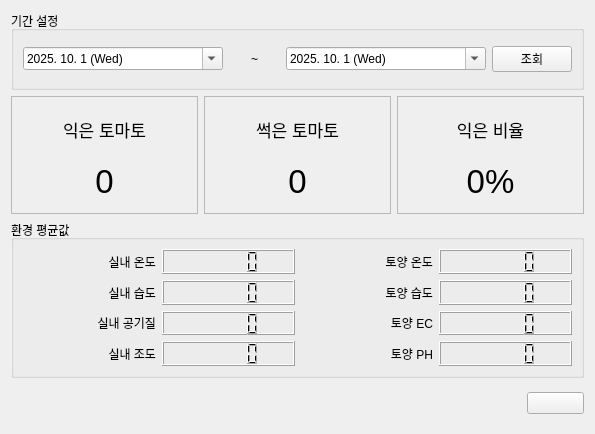
Qt form Source/4.UI/project1/tab4_tomato.ui (KINGMINWOO/INTEL_AI_SW_LAST_PROJECT) before a commit.
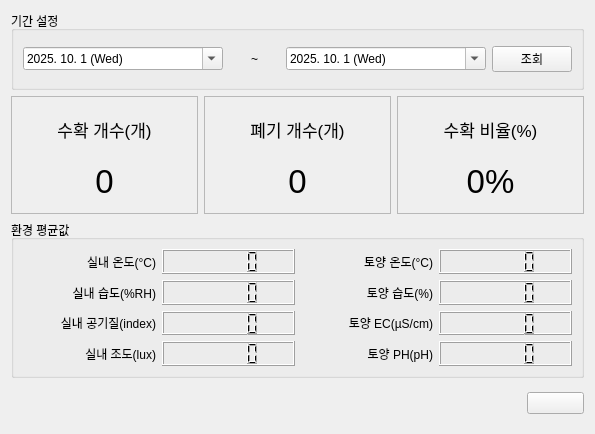
The same form after that commit. Icons and pictures are not drawn.

Patch:
```diff
--- a/Source/4.UI/project1/tab4_tomato.ui
+++ b/Source/4.UI/project1/tab4_tomato.ui
@@ -101,7 +101,7 @@
            </font>
           </property>
           <property name="text">
-           <string>익은 토마토</string>
+           <string>수확 개수(개)</string>
           </property>
           <property name="alignment">
            <set>Qt::AlignCenter</set>
@@ -147,7 +147,7 @@
            </font>
           </property>
           <property name="text">
-           <string>썩은 토마토</string>
+           <string>폐기 개수(개)</string>
           </property>
           <property name="alignment">
            <set>Qt::AlignCenter</set>
@@ -193,7 +193,7 @@
            </font>
           </property>
           <property name="text">
-           <string>익은 비율</string>
+           <string>수확 비율(%)</string>
           </property>
           <property name="alignment">
            <set>Qt::AlignCenter</set>
@@ -231,7 +231,7 @@
       <item row="0" column="0">
        <widget class="QLabel" name="label_8">
         <property name="text">
-         <string>실내 온도</string>
+         <string>실내 온도(°C)</string>
         </property>
         <property name="alignment">
          <set>Qt::AlignRight|Qt::AlignTrailing|Qt::AlignVCenter</set>
@@ -244,7 +244,7 @@
       <item row="0" column="2">
        <widget class="QLabel" name="label_9">
         <property name="text">
-         <string>토양 온도</string>
+         <string>토양 온도(°C)</string>
         </property>
         <property name="alignment">
          <set>Qt::AlignRight|Qt::AlignTrailing|Qt::AlignVCenter</set>
@@ -254,7 +254,7 @@
       <item row="1" column="0">
        <widget class="QLabel" name="label_11">
         <property name="text">
-         <string>실내 습도</string>
+         <string>실내 습도(%RH)</string>
         </property>
         <property name="alignment">
          <set>Qt::AlignRight|Qt::AlignTrailing|Qt::AlignVCenter</set>
@@ -264,7 +264,7 @@
       <item row="2" column="0">
        <widget class="QLabel" name="label_13">
         <property name="text">
-         <string>실내 공기질</string>
+         <string>실내 공기질(index)</string>
         </property>
         <property name="alignment">
          <set>Qt::AlignRight|Qt::AlignTrailing|Qt::AlignVCenter</set>
@@ -289,7 +289,7 @@
       <item row="1" column="2">
        <widget class="QLabel" name="label_10">
         <property name="text">
-         <string>토양 습도</string>
+         <string>토양 습도(%)</string>
         </property>
         <property name="alignment">
          <set>Qt::AlignRight|Qt::AlignTrailing|Qt::AlignVCenter</set>
@@ -299,7 +299,7 @@
       <item row="2" column="2">
        <widget class="QLabel" name="label_12">
         <property name="text">
-         <string>토양 EC</string>
+         <string>토양 EC(µS/cm)</string>
         </property>
         <property name="alignment">
          <set>Qt::AlignRight|Qt::AlignTrailing|Qt::AlignVCenter</set>
@@ -315,7 +315,7 @@
       <item row="3" column="2">
        <widget class="QLabel" name="label_15">
         <property name="text">
-         <string>토양 PH</string>
+         <string>토양 PH(pH)</string>
         </property>
         <property name="alignment">
          <set>Qt::AlignRight|Qt::AlignTrailing|Qt::AlignVCenter</set>
@@ -325,7 +325,7 @@
       <item row="3" column="0">
        <widget class="QLabel" name="label_14">
         <property name="text">
-         <string>실내 조도</string>
+         <string>실내 조도(lux)</string>
         </property>
         <property name="alignment">
          <set>Qt::AlignRight|Qt::AlignTrailing|Qt::AlignVCenter</set>
```
